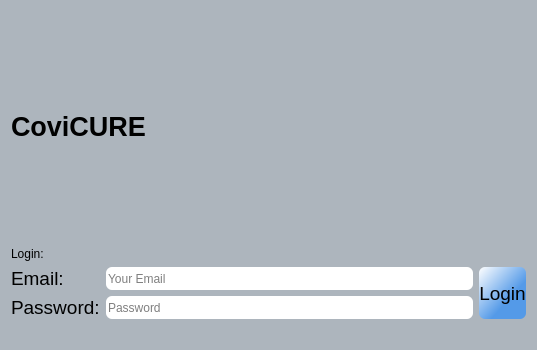
The window that Forms/login.ui (ayush-regmi/CoviCURE) describes before a commit, drawn with Qt 5.
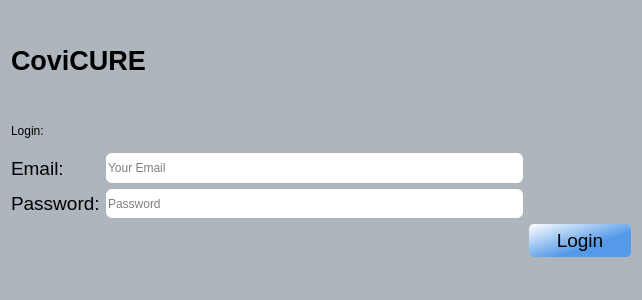
The same window after the commit.

```diff
--- a/Forms/login.ui
+++ b/Forms/login.ui
@@ -6,8 +6,8 @@
    <rect>
     <x>0</x>
     <y>0</y>
-    <width>537</width>
-    <height>350</height>
+    <width>642</width>
+    <height>300</height>
    </rect>
   </property>
   <property name="windowTitle">
@@ -16,7 +16,7 @@
   <property name="styleSheet">
    <string notr="true">background-color: rgb(173, 181, 189);</string>
   </property>
-  <layout class="QGridLayout" name="gridLayout_4" rowstretch="2,0,0,0,0" columnstretch="4,0">
+  <layout class="QGridLayout" name="gridLayout_4" rowstretch="3,1,2,1,1" columnstretch="5,1">
    <item row="4" column="0">
     <spacer name="verticalSpacer_2">
      <property name="orientation">
@@ -34,33 +34,7 @@
     </spacer>
    </item>
    <item row="2" column="1">
-    <layout class="QHBoxLayout" name="horizontalLayout">
-     <item>
-      <widget class="QPushButton" name="pushButton_login">
-       <property name="sizePolicy">
-        <sizepolicy hsizetype="MinimumExpanding" vsizetype="Preferred">
-         <horstretch>0</horstretch>
-         <verstretch>0</verstretch>
-        </sizepolicy>
-       </property>
-       <property name="font">
-        <font>
-         <pointsize>14</pointsize>
-         <italic>false</italic>
-         <bold>false</bold>
-        </font>
-       </property>
-       <property name="styleSheet">
-        <string notr="true">background-color: qlineargradient(spread:reflect, x1:0, y1:0, x2:1, y2:1, stop:0 rgba(255, 255, 255, 255), stop:0.629213 rgba(84, 154, 232, 255));
-font: 14pt &quot;Arial Rounded MT Bold&quot;;
-border-radius: 6px;</string>
-       </property>
-       <property name="text">
-        <string>Login</string>
-       </property>
-      </widget>
-     </item>
-    </layout>
+    <layout class="QHBoxLayout" name="horizontalLayout"/>
    </item>
    <item row="2" column="0">
     <layout class="QGridLayout" name="gridLayout" columnstretch="5,0">
@@ -82,6 +56,9 @@
         <string notr="true">background-color: #fff;
 border-radius: 6px;</string>
        </property>
+       <property name="echoMode">
+        <enum>QLineEdit::Password</enum>
+       </property>
        <property name="placeholderText">
         <string>Password</string>
        </property>
@@ -212,6 +189,37 @@
      </property>
     </widget>
    </item>
+   <item row="3" column="1">
+    <widget class="QPushButton" name="pushButton_login">
+     <property name="sizePolicy">
+      <sizepolicy hsizetype="MinimumExpanding" vsizetype="Preferred">
+       <horstretch>0</horstretch>
+       <verstretch>0</verstretch>
+      </sizepolicy>
+     </property>
+     <property name="font">
+      <font>
+       <pointsize>14</pointsize>
+       <italic>false</italic>
+       <bold>false</bold>
+      </font>
+     </property>
+     <property name="styleSheet">
+      <string notr="true">#pushButton_login{
+background-color: qlineargradient(spread:reflect, x1:0, y1:0, x2:1, y2:1, stop:0 rgba(255, 255, 255, 255), stop:0.629213 rgba(84, 154, 232, 255));
+font: 14pt &quot;Arial Rounded MT Bold&quot;;
+
+border-radius: 5px;
+}
+#pushButton_login:hover{
+background-color:#66c011;
+}</string>
+     </property>
+     <property name="text">
+      <string>Login</string>
+     </property>
+    </widget>
+   </item>
   </layout>
  </widget>
  <resources/>
```
Left out of the diff: 2 changed lines with no effect on the pictures.
